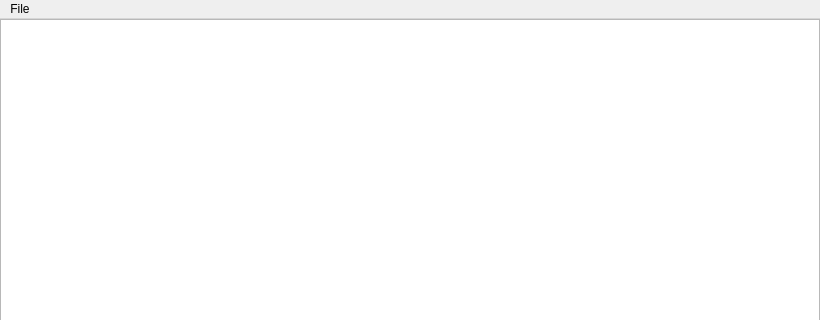
Above: ChonkyStation3/Frontend/UI/mainwindow.ui from wheremyfoodat/ChonkyStation3 before the change; both pictures show x 0 to 820 and y 0 to 320 of the 820 by 605 pixel window. Below: the same form after it.
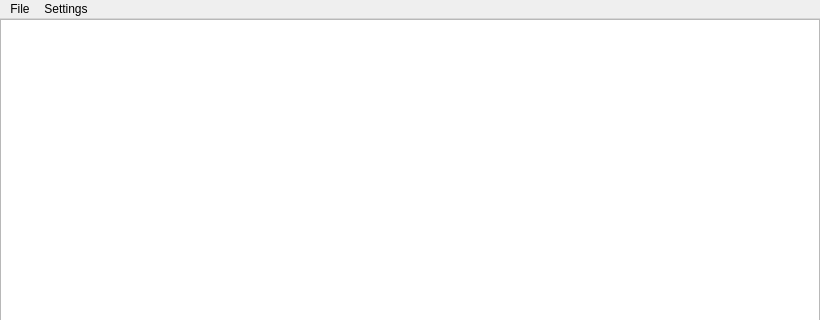
That is the form after the change.

Commit message: Frontend: Add settings window, PPU/SPU: Handle shift counts greater than type size

What changed in the file:
```diff
--- a/ChonkyStation3/Frontend/UI/mainwindow.ui
+++ b/ChonkyStation3/Frontend/UI/mainwindow.ui
@@ -69,7 +69,15 @@
     </property>
     <addaction name="actionOpen_ELF"/>
    </widget>
+   <widget class="QMenu" name="menuSettings">
+    <property name="title">
+     <string>Settings</string>
+    </property>
+    <addaction name="actionSystem"/>
+    <addaction name="actionLLE"/>
+   </widget>
    <addaction name="menuFile"/>
+   <addaction name="menuSettings"/>
   </widget>
   <widget class="QStatusBar" name="statusbar"/>
   <action name="actionOpen_ELF">
```
Left out of the diff: 10 changed lines with no effect on the pictures. The commit also changes 17 other files.
